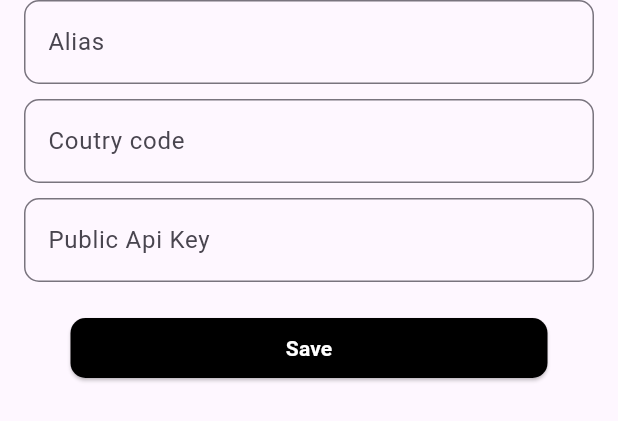
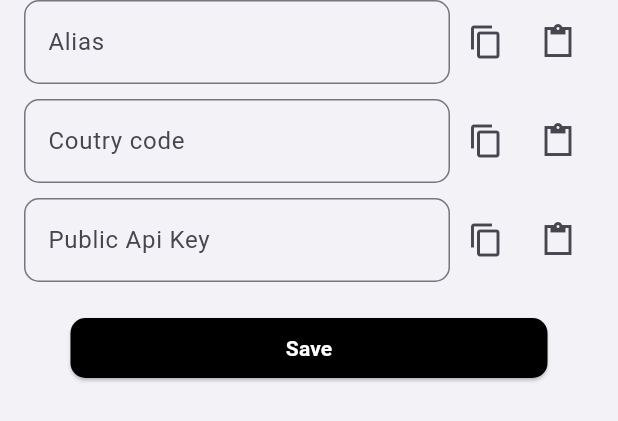
Before and after one commit to yuno-payments/yuno-sdk-flutter, a Flutter app: the RegisterForm widget shown alone on an empty page, opened directly, on a phone screen of 412 x 824 dp. Shown: the top 421 px of the screen. Run offline on Flutter 3.47's test engine with Material 3 defaults, Android fonts, the light colour scheme and no system bars; our stand-ins replace flutter_riverpod, flutter_secure_storage, flutter_slidable, plugin_platform_interface; accounts and stored records are empty; network calls fail.

Commit message:
feat: custom input

```diff
--- a/yuno_sdk/example/lib/features/lite/presenter/screen/home_lite.dart
+++ b/yuno_sdk/example/lib/features/configuration/presenter/screen/configuration_screen.dart
@@ -4,8 +4,8 @@ import 'package:flutter/services.dart';
 import 'package:flutter_riverpod/flutter_riverpod.dart';
 import 'package:yuno/yuno.dart';
 
-class HomeViewLite extends StatelessWidget {
-  const HomeViewLite({super.key});
+class ConfigurationScreen extends StatelessWidget {
+  const ConfigurationScreen({super.key});
 
   @override
   Widget build(BuildContext context) {
--- a/yuno_sdk/example/lib/features/home/presenter/screen/home.dart
+++ b/yuno_sdk/example/lib/features/home/presenter/screen/home.dart
@@ -1,6 +1,6 @@
 import 'package:example/core/helpers/secure_storage_helper.dart';
 import 'package:example/features/home/presenter/widget/register_form.dart';
-import 'package:example/features/lite/presenter/screen/home_lite.dart';
+import 'package:example/features/configuration/presenter/screen/configuration_screen.dart';
 import 'package:flutter/material.dart';
 import 'package:flutter_riverpod/flutter_riverpod.dart';
 import 'package:flutter_slidable/flutter_slidable.dart';
@@ -64,7 +64,7 @@ class HomeScreen extends StatelessWidget {
                                 context,
                                 MaterialPageRoute(
                                     builder: (context) =>
-                                        const HomeViewLite())),
+                                        const ConfigurationScreen())),
                             title: Text(
                               credential.alias,
                               style: const TextStyle(
--- a/yuno_sdk/example/lib/features/home/presenter/widget/register_form.dart
+++ b/yuno_sdk/example/lib/features/home/presenter/widget/register_form.dart
@@ -1,6 +1,7 @@
 import 'package:example/core/helpers/keys.dart';
 import 'package:example/core/helpers/secure_storage_helper.dart';
 import 'package:flutter/material.dart';
+import 'package:flutter/services.dart';
 import 'package:flutter_riverpod/flutter_riverpod.dart';
 import 'package:yuno/yuno.dart';
 
@@ -25,28 +26,21 @@ class _RegisterFormState extends State<RegisterForm> {
         padding: const EdgeInsets.symmetric(horizontal: 16),
         child: Column(
           children: [
-            TextFormField(
-              controller: _aliasController,
+            YunoInput(
+              title: 'Alias',
               validator: (value) {
                 if (value == null || value.isEmpty) {
                   return 'Please enter an alias';
                 }
                 return null;
               },
-              decoration: InputDecoration(
-                labelText: 'Alias',
-                border: OutlineInputBorder(
-                  borderRadius: BorderRadius.circular(10.0),
-                  borderSide: BorderSide(
-                    color: Colors.grey.shade500,
-                  ),
-                ),
-              ),
+              controller: _aliasController,
             ),
             const SizedBox(
               height: 10,
             ),
-            TextFormField(
+            YunoInput(
+              title: 'Coutry code',
               controller: _countryCodeController,
               validator: (value) {
                 if (value == null || value.isEmpty) {
@@ -54,20 +48,12 @@ class _RegisterFormState extends State<RegisterForm> {
                 }
                 return null;
               },
-              decoration: InputDecoration(
-                labelText: 'Coutry code',
-                border: OutlineInputBorder(
-                  borderRadius: BorderRadius.circular(10.0),
-                  borderSide: BorderSide(
-                    color: Colors.grey.shade500,
-                  ),
-                ),
-              ),
             ),
             const SizedBox(
               height: 10,
             ),
-            TextFormField(
+            YunoInput(
+              title: 'Public Api Key',
               controller: _apiController,
               validator: (value) {
                 if (value == null || value.isEmpty) {
@@ -75,15 +61,6 @@ class _RegisterFormState extends State<RegisterForm> {
                 }
                 return null;
               },
-              decoration: InputDecoration(
-                labelText: 'Public Api Key',
-                border: OutlineInputBorder(
-                  borderRadius: BorderRadius.circular(10.0),
-                  borderSide: BorderSide(
-                    color: Colors.grey.shade500,
-                  ),
-                ),
-              ),
             ),
             const SizedBox(
               height: 20,
@@ -140,6 +117,63 @@ class _RegisterFormState extends State<RegisterForm> {
   }
 }
 
+typedef Validator = String? Function(String?)?;
+
+class YunoInput extends StatelessWidget {
+  const YunoInput({
+    super.key,
+    required this.title,
+    required this.validator,
+    required TextEditingController controller,
+  }) : _controller = controller;
+
+  final TextEditingController _controller;
+  final Validator validator;
+  final String title;
+
+  @override
+  Widget build(BuildContext context) {
+    return Row(
+      children: [
+        Expanded(
+          flex: 5,
+          child: TextFormField(
+            controller: _controller,
+            validator: validator,
+            decoration: InputDecoration(
+              labelText: title,
+              border: OutlineInputBorder(
+                borderRadius: BorderRadius.circular(10.0),
+                borderSide: BorderSide(
+                  color: Colors.grey.shade500,
+                ),
+              ),
+            ),
+          ),
+        ),
+        IconButton(
+          padding: EdgeInsets.zero,
+          onPressed: () async =>
+              await Clipboard.setData(ClipboardData(text: _controller.text)),
+          icon: const Icon(
+            Icons.copy,
+          ),
+        ),
+        IconButton(
+          padding: EdgeInsets.zero,
+          onPressed: () async {
+            var cdata = await Clipboard.getData(Clipboard.kTextPlain);
+            _controller.text = cdata?.text ?? '';
+          },
+          icon: const Icon(
+            Icons.paste_sharp,
+          ),
+        ),
+      ],
+    );
+  }
+}
+
 final yunoProvider = FutureProvider<Yuno>((ref) async {
   final apiKey = await ref.watch(providerStorage).read(key: Keys.apiKey.name);
   final countryCode =
--- a/yuno_sdk/example/lib/main.dart
+++ b/yuno_sdk/example/lib/main.dart
@@ -17,8 +17,11 @@ class MainApp extends StatelessWidget {
 
   @override
   Widget build(BuildContext context) {
-    return const MaterialApp(
-      home: HomeScreen(),
+    return MaterialApp(
+      theme: ThemeData(
+        scaffoldBackgroundColor: const Color(0xFFF2F2F7),
+      ),
+      home: const HomeScreen(),
     );
   }
 }
```
